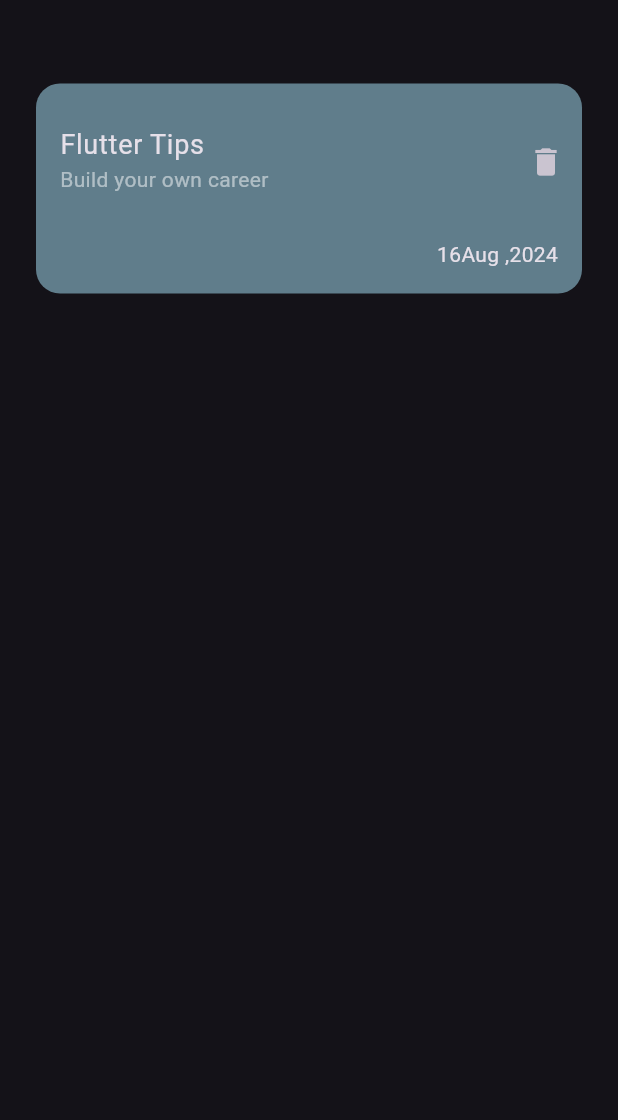
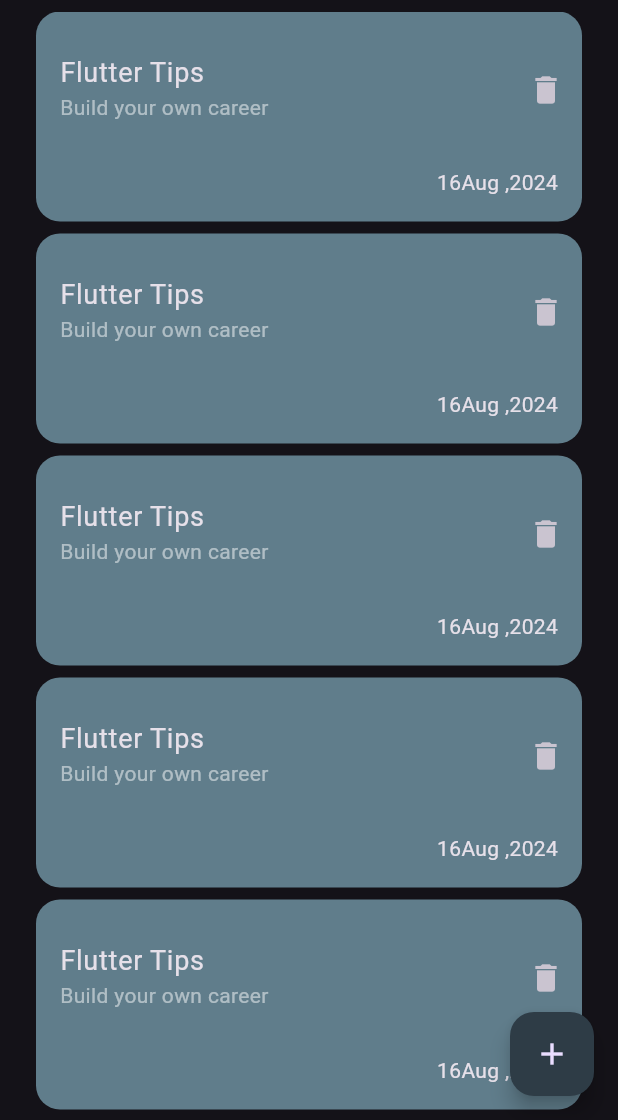
Before and after one commit to AyaZidan22/notes_app, a Flutter app: the screen it shows after launch, on a phone screen of 412 x 824 dp, the part 116-1236 px from its top. Run offline on Flutter 3.47's test engine with Material 3 defaults, Android fonts, the phone set to English and light mode, and no system bars.

Commit message:
notes listview and floating action button

```diff
--- a/lib/views/notes_view.dart
+++ b/lib/views/notes_view.dart
@@ -1,18 +1,30 @@
 import 'package:flutter/material.dart';
 import 'package:notes_app/widgets/custom_app_bar.dart';
-import 'package:notes_app/widgets/custom_notes_item.dart';
+import 'package:notes_app/widgets/notes_list_view.dart';
 
 class NotesView extends StatelessWidget {
   const NotesView({super.key});
 
   @override
   Widget build(BuildContext context) {
-    return const Scaffold(
-        body: Column(
-      children: [
-        CustomAppBar(),
-        CustomNotesItem(),
-      ],
-    ));
+    return Scaffold(
+        floatingActionButton: FloatingActionButton(
+          backgroundColor: const Color.fromARGB(255, 46, 60, 70),
+          onPressed: () {
+            showModalBottomSheet(
+                context: context,
+                builder: (context) {
+                  return Container();
+                });
+          },
+          child: const Icon(Icons.add),
+        ),
+        floatingActionButtonLocation: FloatingActionButtonLocation.endFloat,
+        body: const Column(
+          children: [
+            CustomAppBar(),
+            NotesListView(),
+          ],
+        ));
   }
 }
--- a/lib/widgets/custom_app_bar.dart
+++ b/lib/widgets/custom_app_bar.dart
@@ -7,7 +7,7 @@ class CustomAppBar extends StatelessWidget {
   @override
   Widget build(BuildContext context) {
     return const Padding(
-      padding: EdgeInsets.symmetric(vertical: 32, horizontal: 24),
+      padding: EdgeInsets.only(top: 32, left: 24, right: 24, bottom: 8),
       child: Row(
         mainAxisAlignment: MainAxisAlignment.spaceBetween,
         children: [
--- a/lib/widgets/custom_notes_item.dart
+++ b/lib/widgets/custom_notes_item.dart
@@ -6,7 +6,7 @@ class CustomNotesItem extends StatelessWidget {
   @override
   Widget build(BuildContext context) {
     return Container(
-      margin: const EdgeInsets.all(24),
+      margin: const EdgeInsets.only(right: 24, left: 24, bottom: 8),
       padding: const EdgeInsets.only(left: 16, top: 16, bottom: 16),
       decoration: BoxDecoration(
           borderRadius: BorderRadius.circular(16), color: Colors.blueGrey),
--- /dev/null
+++ b/lib/widgets/notes_list_view.dart
@@ -0,0 +1,17 @@
+import 'package:flutter/material.dart';
+import 'package:notes_app/widgets/custom_notes_item.dart';
+
+class NotesListView extends StatelessWidget {
+  const NotesListView({super.key});
+
+  @override
+  Widget build(BuildContext context) {
+    return Expanded(
+      child: ListView.builder(
+        itemBuilder: (context, index) {
+          return const CustomNotesItem();
+        },
+      ),
+    );
+  }
+}
```
